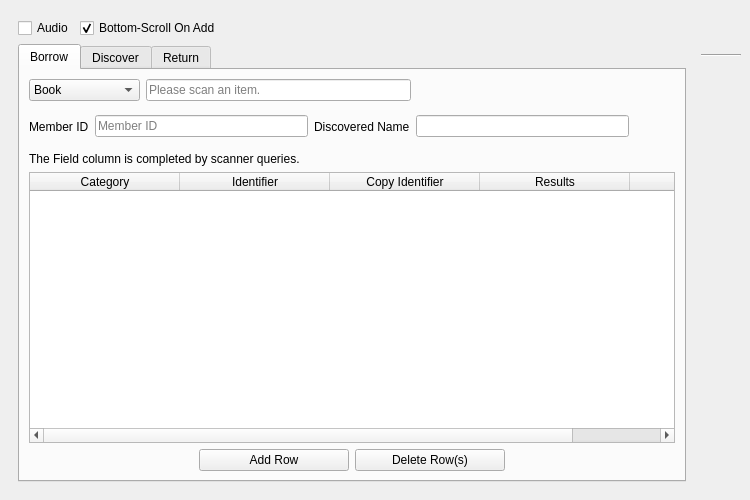
textbrowser/biblioteq, file UI/biblioteq_batch_activities_browser.ui: the form before one commit.
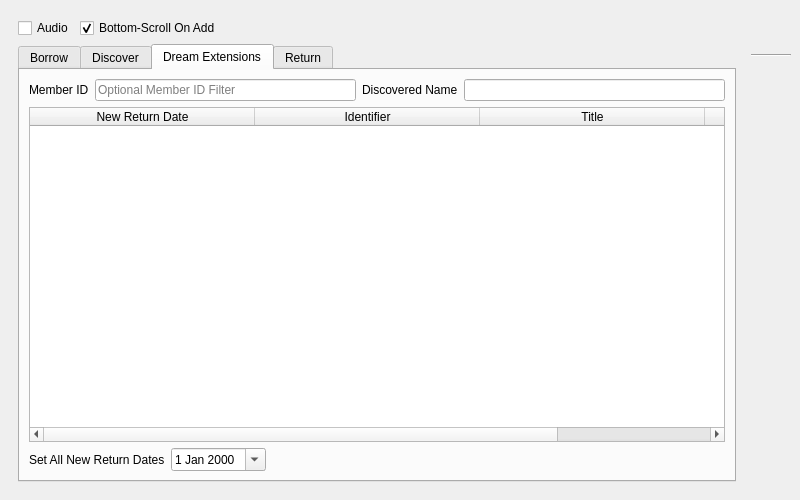
The form after the commit. The open tabs and pages were chosen to show the change. Icons and pictures are not drawn.

The edit to the form file:
```diff
--- a/UI/biblioteq_batch_activities_browser.ui
+++ b/UI/biblioteq_batch_activities_browser.ui
@@ -6,7 +6,7 @@
    <rect>
     <x>0</x>
     <y>0</y>
-    <width>750</width>
+    <width>800</width>
     <height>500</height>
    </rect>
   </property>
@@ -479,6 +479,145 @@
            </item>
           </layout>
          </widget>
+         <widget class="QWidget" name="page_dream_extensions">
+          <attribute name="title">
+           <string>Dream Extensions</string>
+          </attribute>
+          <layout class="QVBoxLayout" name="verticalLayout_5">
+           <item>
+            <layout class="QHBoxLayout" name="horizontalLayout_8">
+             <item>
+              <widget class="QLabel" name="label_6">
+               <property name="text">
+                <string>Member ID</string>
+               </property>
+              </widget>
+             </item>
+             <item>
+              <widget class="QLineEdit" name="dreamy_member_id">
+               <property name="toolTip">
+                <string>Please press Enter to filter.</string>
+               </property>
+               <property name="maxLength">
+                <number>16</number>
+               </property>
+               <property name="placeholderText">
+                <string>Optional Member ID Filter</string>
+               </property>
+               <property name="clearButtonEnabled">
+                <bool>true</bool>
+               </property>
+              </widget>
+             </item>
+             <item>
+              <widget class="QLabel" name="label_7">
+               <property name="text">
+                <string>Discovered Name</string>
+               </property>
+              </widget>
+             </item>
+             <item>
+              <widget class="QLineEdit" name="dreamy_member_name">
+               <property name="toolTip">
+                <string>&lt;html&gt;&lt;head/&gt;&lt;body&gt;&lt;p&gt;A database query will be performed after editing of the Member ID has completed. For example, after Member ID has lost input focus.&lt;/p&gt;&lt;/body&gt;&lt;/html&gt;</string>
+               </property>
+               <property name="readOnly">
+                <bool>true</bool>
+               </property>
+              </widget>
+             </item>
+            </layout>
+           </item>
+           <item>
+            <widget class="QTableWidget" name="dreamy_table">
+             <property name="editTriggers">
+              <set>QAbstractItemView::AllEditTriggers</set>
+             </property>
+             <property name="alternatingRowColors">
+              <bool>true</bool>
+             </property>
+             <property name="selectionMode">
+              <enum>QAbstractItemView::ExtendedSelection</enum>
+             </property>
+             <property name="selectionBehavior">
+              <enum>QAbstractItemView::SelectRows</enum>
+             </property>
+             <property name="verticalScrollMode">
+              <enum>QAbstractItemView::ScrollPerPixel</enum>
+             </property>
+             <property name="horizontalScrollMode">
+              <enum>QAbstractItemView::ScrollPerPixel</enum>
+             </property>
+             <property name="cornerButtonEnabled">
+              <bool>false</bool>
+             </property>
+             <attribute name="horizontalHeaderMinimumSectionSize">
+              <number>225</number>
+             </attribute>
+             <attribute name="horizontalHeaderDefaultSectionSize">
+              <number>225</number>
+             </attribute>
+             <attribute name="horizontalHeaderStretchLastSection">
+              <bool>true</bool>
+             </attribute>
+             <attribute name="verticalHeaderVisible">
+              <bool>false</bool>
+             </attribute>
+             <column>
+              <property name="text">
+               <string>New Return Date</string>
+              </property>
+             </column>
+             <column>
+              <property name="text">
+               <string>Identifier</string>
+              </property>
+             </column>
+             <column>
+              <property name="text">
+               <string>Title</string>
+              </property>
+             </column>
+             <column>
+              <property name="text">
+               <string>Type</string>
+              </property>
+             </column>
+            </widget>
+           </item>
+           <item>
+            <layout class="QHBoxLayout" name="horizontalLayout_9">
+             <item>
+              <widget class="QLabel" name="label_8">
+               <property name="text">
+                <string>Set All New Return Dates</string>
+               </property>
+              </widget>
+             </item>
+             <item>
+              <widget class="QDateEdit" name="dreamy_date">
+               <property name="calendarPopup">
+                <bool>true</bool>
+               </property>
+              </widget>
+             </item>
+             <item>
+              <spacer name="horizontalSpacer_7">
+               <property name="orientation">
+                <enum>Qt::Horizontal</enum>
+               </property>
+               <property name="sizeHint" stdset="0">
+                <size>
+                 <width>40</width>
+                 <height>20</height>
+                </size>
+               </property>
+              </spacer>
+             </item>
+            </layout>
+           </item>
+          </layout>
+         </widget>
          <widget class="QWidget" name="page_return">
           <attribute name="title">
            <string>Return</string>
```
Left out of the diff: 4 changed lines with no effect on the pictures.
